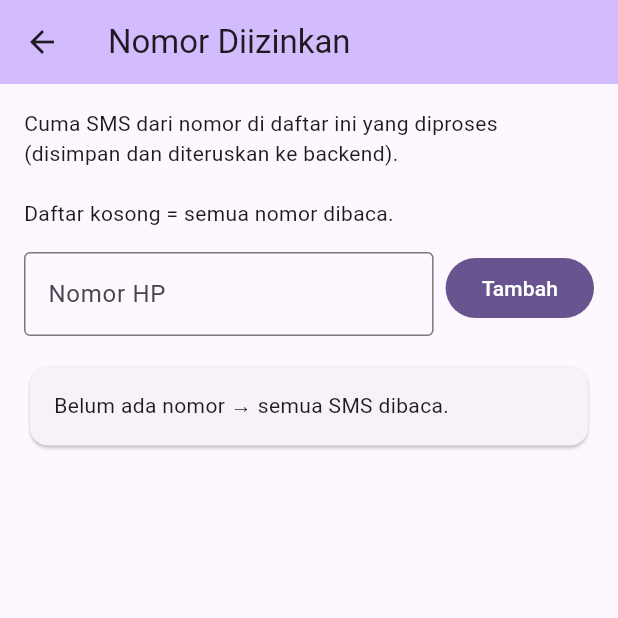
After one commit to algonacci/riset-flutter-receive-sms, a Flutter app: the screen it shows after launch, after a tap on the "filter alt" icon, on a phone screen of 412 x 824 dp, the top half of it. The commit adds this screen. Run offline on Flutter 3.47's test engine with Material 3 defaults, Android fonts, the phone set to English and light mode, and no system bars; our stand-ins replace permission_handler, sqflite; missing offline and left inert: receive_sms; accounts and stored records are empty.

Commit message:
add sender allowlist filter with normalized exact match

```diff
--- a/lib/data/sms_store.dart
+++ b/lib/data/sms_store.dart
@@ -1,6 +1,7 @@
 import 'package:path/path.dart' as p;
 import 'package:sqflite/sqflite.dart';
 
+import '../models/allowed_sender.dart';
 import '../models/sms_entry.dart';
 
 class SmsStore {
@@ -20,12 +21,21 @@ CREATE TABLE IF NOT EXISTS sms_entries (
 )
 ''';
 
+  static const String _createSendersSql = '''
+CREATE TABLE IF NOT EXISTS allowed_senders (
+  id INTEGER PRIMARY KEY AUTOINCREMENT,
+  number TEXT NOT NULL UNIQUE,
+  created_at INTEGER NOT NULL
+)
+''';
+
   Future<Database> init() async {
     final existing = _db;
     if (existing != null && existing.isOpen) return existing;
     final path = _dbPath ?? p.join(await getDatabasesPath(), 'sms.db');
     final db = await openDatabase(path, version: 1);
     await db.execute(createTableSql);
+    await db.execute(_createSendersSql);
     _db = db;
     return db;
   }
@@ -98,6 +108,43 @@ CREATE TABLE IF NOT EXISTS sms_entries (
     return (rows.first['n'] as num?)?.toInt() ?? 0;
   }
 
+  Future<List<AllowedSender>> getAllowedSenders() async {
+    final rows = await _requireDb().query(
+      'allowed_senders',
+      orderBy: 'number ASC',
+    );
+    return rows.map(AllowedSender.fromMap).toList();
+  }
+
+  Future<bool> containsAllowedSender(String normalizedNumber) async {
+    final rows = await _requireDb().query(
+      'allowed_senders',
+      where: 'number = ?',
+      whereArgs: [normalizedNumber],
+      limit: 1,
+    );
+    return rows.isNotEmpty;
+  }
+
+  Future<void> addAllowedSender(String normalizedNumber) async {
+    await _requireDb().insert(
+      'allowed_senders',
+      {
+        'number': normalizedNumber,
+        'created_at': DateTime.now().millisecondsSinceEpoch,
+      },
+      conflictAlgorithm: ConflictAlgorithm.ignore,
+    );
+  }
+
+  Future<void> removeAllowedSender(int id) {
+    return _requireDb().delete(
+      'allowed_senders',
+      where: 'id = ?',
+      whereArgs: [id],
+    );
+  }
+
   Future<void> close() async {
     await _db?.close();
     _db = null;
--- a/lib/main.dart
+++ b/lib/main.dart
@@ -4,9 +4,12 @@ import 'package:flutter/material.dart';
 import 'package:receive_sms/receive_sms.dart';
 
 import 'data/sms_store.dart';
+import 'models/allowed_sender.dart';
 import 'models/sms_entry.dart';
+import 'pages/sender_settings_page.dart';
 import 'services/inbox_syncer.dart';
 import 'services/permission_service.dart';
+import 'services/sender_allowlist.dart';
 
 void main() {
   runApp(const MyApp());
@@ -51,6 +54,8 @@ class _SmsInboxPageState extends State<SmsInboxPage>
   bool _canRequest = true;
   bool _storeReady = false;
   bool _syncing = false;
+  List<AllowedSender> _allowedSenders = [];
+  SenderAllowlist _allowlist = const SenderAllowlist([]);
 
   @override
   void initState() {
@@ -92,6 +97,7 @@ class _SmsInboxPageState extends State<SmsInboxPage>
   Future<void> _start() async {
     await _storeFuture;
     if (!_storeReady) return;
+    await _reloadAllowlist();
     await _reload();
 
     final status = await _permission.check();
@@ -115,6 +121,7 @@ class _SmsInboxPageState extends State<SmsInboxPage>
   Future<void> _onIncomingSms(SmsMessage message) async {
     await _storeFuture;
     if (!_storeReady || !mounted) return;
+    if (!_allowlist.allows(message.address)) return;
     final now = DateTime.now().millisecondsSinceEpoch;
     final timestamp = int.tryParse(message.timestamp) ?? now;
     await _store.insert(SmsEntry(
@@ -131,6 +138,18 @@ class _SmsInboxPageState extends State<SmsInboxPage>
     setState(() => _status = 'Stream error: $error');
   }
 
+  Future<void> _reloadAllowlist() async {
+    if (!_storeReady) return;
+    final senders = await _store.getAllowedSenders();
+    if (!mounted) return;
+    setState(() {
+      _allowedSenders = senders;
+      _allowlist = SenderAllowlist(
+        senders.map((sender) => sender.number).toList(),
+      );
+    });
+  }
+
   Future<void> _reload() async {
     if (!_storeReady) return;
     final messages = await _store.getAll();
@@ -142,7 +161,7 @@ class _SmsInboxPageState extends State<SmsInboxPage>
     if (!_storeReady || _syncing) return;
     _syncing = true;
     try {
-      await _syncer.sync(_store);
+      await _syncer.sync(_store, allowlist: _allowlist);
     } catch (e) {
       if (mounted) {
         setState(() => _status = 'Sinkron inbox gagal: $e');
@@ -184,6 +203,16 @@ class _SmsInboxPageState extends State<SmsInboxPage>
       if (!mounted) return;
       setState(() => _status = 'Gagal membuka pengaturan: $e');
     }
+  }
+
+  Future<void> _openSenderSettings() async {
+    if (!_storeReady) return;
+    await Navigator.of(context).push(
+      MaterialPageRoute<void>(
+        builder: (_) => SenderSettingsPage(store: _store),
+      ),
+    );
+    await _reloadAllowlist();
   }
 
   Future<void> _deleteEntry(SmsEntry entry) async {
@@ -244,6 +273,11 @@ class _SmsInboxPageState extends State<SmsInboxPage>
         title: const Text('Riset Receive SMS'),
         actions: [
           IconButton(
+            onPressed: _storeReady ? _openSenderSettings : null,
+            icon: const Icon(Icons.filter_alt),
+            tooltip: 'Nomor diizinkan',
+          ),
+          IconButton(
             onPressed: _messages.isEmpty ? null : _clearAll,
             icon: const Icon(Icons.delete_sweep),
             tooltip: 'Bersihkan semua',
@@ -267,6 +301,12 @@ class _SmsInboxPageState extends State<SmsInboxPage>
                     const SizedBox(height: 4),
                     Text(
                       '${_messages.length} SMS tersimpan',
+                      style: Theme.of(context).textTheme.labelLarge,
+                    ),
+                    Text(
+                      _allowedSenders.isEmpty
+                          ? 'Filter: semua nomor dibaca'
+                          : 'Filter: ${_allowedSenders.length} nomor diizinkan',
                       style: Theme.of(context).textTheme.labelLarge,
                     ),
                     const SizedBox(height: 12),
--- /dev/null
+++ b/lib/models/allowed_sender.dart
@@ -0,0 +1,21 @@
+class AllowedSender {
+  final int? id;
+  final String number;
+
+  const AllowedSender({this.id, required this.number});
+
+  factory AllowedSender.fromMap(Map<String, Object?> map) {
+    return AllowedSender(
+      id: map['id'] as int?,
+      number: map['number'] as String? ?? '',
+    );
+  }
+
+  Map<String, Object?> toMap() {
+    return {
+      if (id != null) 'id': id,
+      'number': number,
+      'created_at': DateTime.now().millisecondsSinceEpoch,
+    };
+  }
+}
--- /dev/null
+++ b/lib/pages/sender_settings_page.dart
@@ -0,0 +1,132 @@
+import 'package:flutter/material.dart';
+
+import '../data/sms_store.dart';
+import '../models/allowed_sender.dart';
+import '../services/sender_allowlist.dart';
+
+class SenderSettingsPage extends StatefulWidget {
+  const SenderSettingsPage({super.key, required this.store});
+
+  final SmsStore store;
+
+  @override
+  State<SenderSettingsPage> createState() => _SenderSettingsPageState();
+}
+
+class _SenderSettingsPageState extends State<SenderSettingsPage> {
+  final TextEditingController _controller = TextEditingController();
+  List<AllowedSender> _senders = [];
+  String? _error;
+
+  @override
+  void initState() {
+    super.initState();
+    _load();
+  }
+
+  @override
+  void dispose() {
+    _controller.dispose();
+    super.dispose();
+  }
+
+  Future<void> _load() async {
+    final senders = await widget.store.getAllowedSenders();
+    if (!mounted) return;
+    setState(() => _senders = senders);
+  }
+
+  Future<void> _add() async {
+    final normalized = SenderAllowlist.normalize(_controller.text.trim());
+    if (normalized.isEmpty) {
+      setState(() => _error = 'Nomor tidak valid');
+      return;
+    }
+    if (await widget.store.containsAllowedSender(normalized)) {
+      setState(() => _error = 'Nomor sudah ada di daftar');
+      return;
+    }
+    await widget.store.addAllowedSender(normalized);
+    _controller.clear();
+    if (!mounted) return;
+    setState(() => _error = null);
+    await _load();
+  }
+
+  Future<void> _remove(AllowedSender sender) async {
+    final id = sender.id;
+    if (id == null) return;
+    await widget.store.removeAllowedSender(id);
+    await _load();
+  }
+
+  @override
+  Widget build(BuildContext context) {
+    return Scaffold(
+      appBar: AppBar(
+        backgroundColor: Theme.of(context).colorScheme.inversePrimary,
+        title: const Text('Nomor Diizinkan'),
+      ),
+      body: ListView(
+        padding: const EdgeInsets.all(16),
+        children: [
+          Text(
+            'Cuma SMS dari nomor di daftar ini yang diproses (disimpan '
+            'dan diteruskan ke backend).\n\n'
+            'Daftar kosong = semua nomor dibaca.',
+            style: Theme.of(context).textTheme.bodyMedium,
+          ),
+          const SizedBox(height: 16),
+          Row(
+            crossAxisAlignment: CrossAxisAlignment.start,
+            children: [
+              Expanded(
+                child: TextField(
+                  controller: _controller,
+                  keyboardType: TextInputType.phone,
+                  decoration: InputDecoration(
+                    labelText: 'Nomor HP',
+                    hintText: '0812xxxx / 62812xxxx',
+                    errorText: _error,
+                    border: const OutlineInputBorder(),
+                  ),
+                  onSubmitted: (_) => _add(),
+                ),
+              ),
+              const SizedBox(width: 8),
+              FilledButton(
+                onPressed: _add,
+                child: const Text('Tambah'),
+              ),
+            ],
+          ),
+          const SizedBox(height: 16),
+          if (_senders.isEmpty)
+            const Card(
+              child: Padding(
+                padding: EdgeInsets.all(16),
+                child: Text('Belum ada nomor → semua SMS dibaca.'),
+              ),
+            )
+          else
+            Card(
+              child: Column(
+                children: [
+                  for (final sender in _senders)
+                    ListTile(
+                      leading: const Icon(Icons.phone),
+                      title: Text(sender.number),
+                      trailing: IconButton(
+                        icon: const Icon(Icons.delete_outline),
+                        tooltip: 'Hapus',
+                        onPressed: () => _remove(sender),
+                      ),
+                    ),
+                ],
+              ),
+            ),
+        ],
+      ),
+    );
+  }
+}
--- a/lib/services/inbox_syncer.dart
+++ b/lib/services/inbox_syncer.dart
@@ -2,6 +2,7 @@ import 'package:flutter/services.dart';
 
 import '../data/sms_store.dart';
 import '../models/sms_entry.dart';
+import 'sender_allowlist.dart';
 
 class InboxSyncer {
   InboxSyncer({MethodChannel? channel})
@@ -10,7 +11,10 @@ class InboxSyncer {
 
   final MethodChannel _channel;
 
-  Future<int> sync(SmsStore store) async {
+  Future<int> sync(
+    SmsStore store, {
+    SenderAllowlist allowlist = const SenderAllowlist([]),
+  }) async {
     final maxTimestamp = await store.maxTimestamp();
     final raw = await _channel.invokeMethod<dynamic>(
       'readInbox',
@@ -25,8 +29,10 @@ class InboxSyncer {
       final map = Map<Object?, Object?>.from(item);
       final date = (map['date'] as num?)?.toInt();
       if (date == null) continue;
+      final address = map['address'] as String? ?? '';
+      if (!allowlist.allows(address)) continue;
       entries.add(SmsEntry(
-        address: map['address'] as String? ?? '',
+        address: address,
         body: map['body'] as String? ?? '',
         timestamp: date,
         receivedAt: now,
```
Also changed, not shown: lib/services/sender_allowlist.dart (added, +20 -0 lines), 3 other files.
